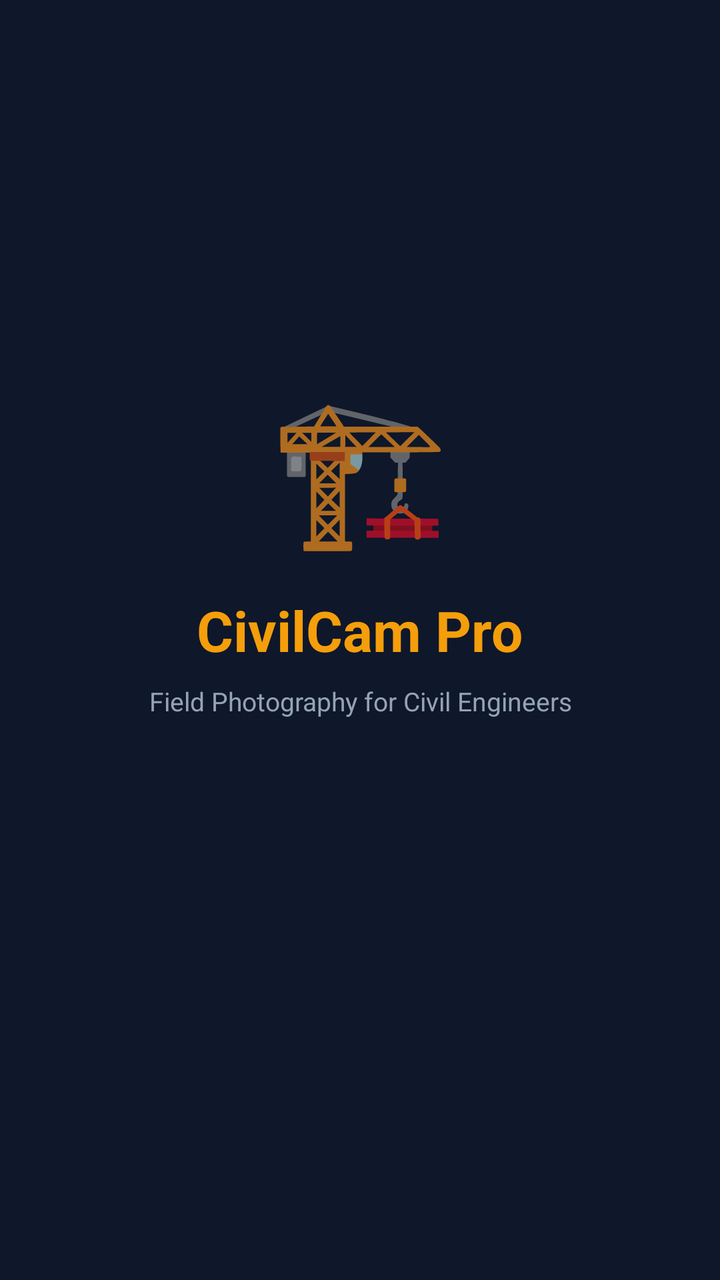
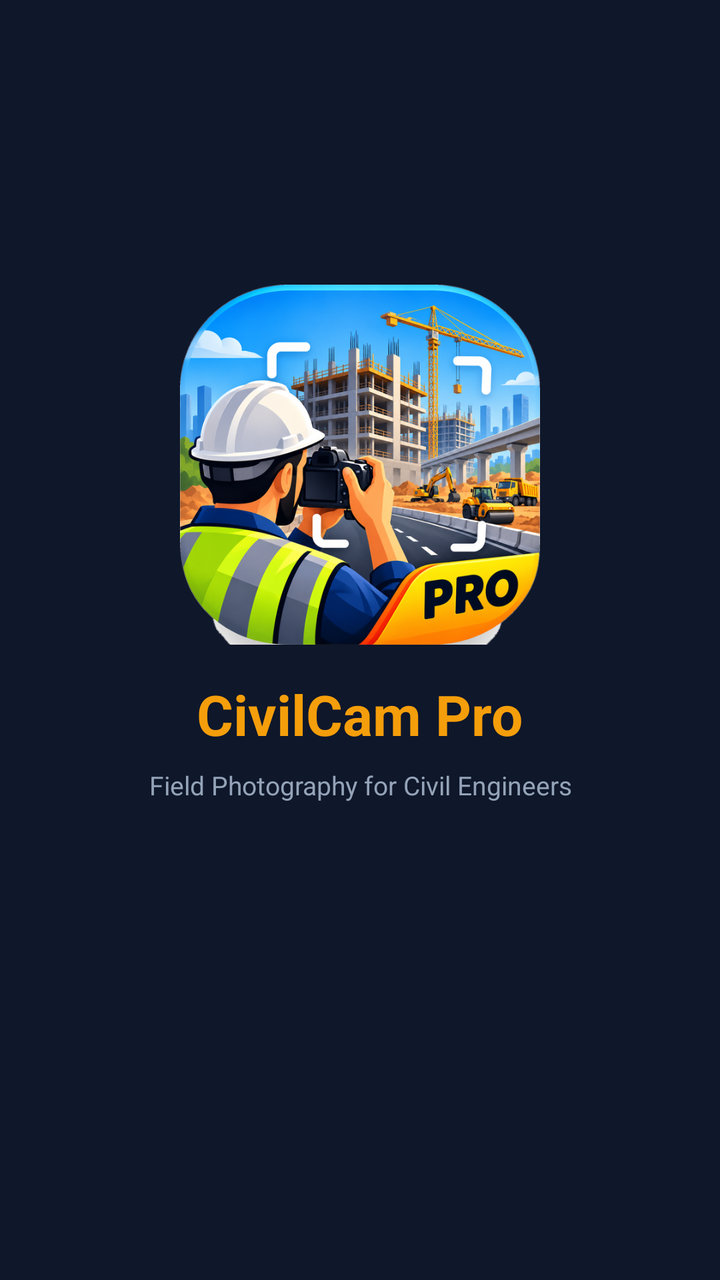

Before-and-after screenshots of an Android layout around one commit, followed by the original layout XML and the change that was made.
<!-- AndroidManifest.xml: activity theme Theme.CivilCamPro.Splash -->
<!-- res/layout/activity_splash.xml -->
<?xml version="1.0" encoding="utf-8"?>
<LinearLayout xmlns:android="http://schemas.android.com/apk/res/android"
    android:layout_width="match_parent"
    android:layout_height="match_parent"
    android:orientation="vertical"
    android:gravity="center"
    android:background="#0f172a">

    <TextView
        android:layout_width="wrap_content"
        android:layout_height="wrap_content"
        android:text="🏗️"
        android:textSize="72sp"
        android:gravity="center" />

    <TextView
        android:layout_width="wrap_content"
        android:layout_height="wrap_content"
        android:text="CivilCam Pro"
        android:textSize="28sp"
        android:textStyle="bold"
        android:textColor="#f59e0b"
        android:layout_marginTop="16dp"
        android:gravity="center" />

    <TextView
        android:layout_width="wrap_content"
        android:layout_height="wrap_content"
        android:text="Field Photography for Civil Engineers"
        android:textSize="13sp"
        android:textColor="#94a3b8"
        android:layout_marginTop="8dp"
        android:gravity="center" />

    <ProgressBar
        android:layout_width="wrap_content"
        android:layout_height="wrap_content"
        android:layout_marginTop="48dp"
        android:indeterminateTint="#f59e0b" />

</LinearLayout>
<!-- resources referenced by this layout -->
<resources>
  <style name="Theme.CivilCamPro.Splash" parent="Theme.CivilCamPro">
          <item name="android:windowFullscreen">true</item>
          <item name="android:windowNoTitle">true</item>
      </style>
  <style name="Theme.CivilCamPro" parent="Theme.AppCompat.NoActionBar">
          <item name="android:windowBackground">@color/dark_bg</item>
          <item name="android:statusBarColor">@color/dark_bg</item>
          <item name="android:navigationBarColor">@color/dark_bg</item>
          <item name="android:windowLightStatusBar">false</item>
      </style>
  <color name="dark_bg">#0f172a</color>
</resources>

<!-- the commit's change to res/layout/activity_splash.xml (unified diff, before → after) -->
@@ -6,12 +6,11 @@
     android:gravity="center"
     android:background="#0f172a">
 
-    <TextView
-        android:layout_width="wrap_content"
-        android:layout_height="wrap_content"
-        android:text="🏗️"
-        android:textSize="72sp"
-        android:gravity="center" />
+    <ImageView
+        android:layout_width="180dp"
+        android:layout_height="180dp"
+        android:src="@drawable/splash_art"
+        android:contentDescription="CivilCam Pro" />
 
     <TextView
         android:layout_width="wrap_content"
<!-- resource entries referenced after the edit -->
@@ -1,5 +1,6 @@
 <!-- resources referenced by this layout -->
 <resources>
+  <!-- drawable splash_art: png bitmap (drawable-nodpi, 522431 bytes) -->
   <style name="Theme.CivilCamPro.Splash" parent="Theme.CivilCamPro">
           <item name="android:windowFullscreen">true</item>
           <item name="android:windowNoTitle">true</item>
